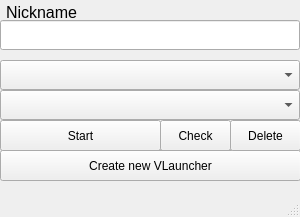
This is assets/main.ui in Makar-Ts/MGLauncher as Qt 5 draws it before an edit. The edited form follows.
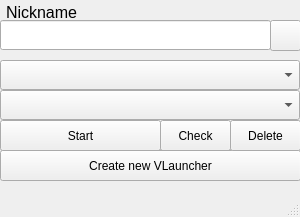
This is the edited form.

```diff
--- a/assets/main.ui
+++ b/assets/main.ui
@@ -81,7 +81,7 @@
      <rect>
       <x>0</x>
       <y>20</y>
-      <width>300</width>
+      <width>271</width>
       <height>30</height>
      </rect>
     </property>
@@ -109,6 +109,19 @@
      </rect>
     </property>
    </widget>
+   <widget class="QToolButton" name="button_microsoftAccount">
+    <property name="geometry">
+     <rect>
+      <x>270</x>
+      <y>20</y>
+      <width>31</width>
+      <height>31</height>
+     </rect>
+    </property>
+    <property name="text">
+     <string/>
+    </property>
+   </widget>
   </widget>
   <widget class="QMenuBar" name="menubar">
    <property name="enabled">
```
